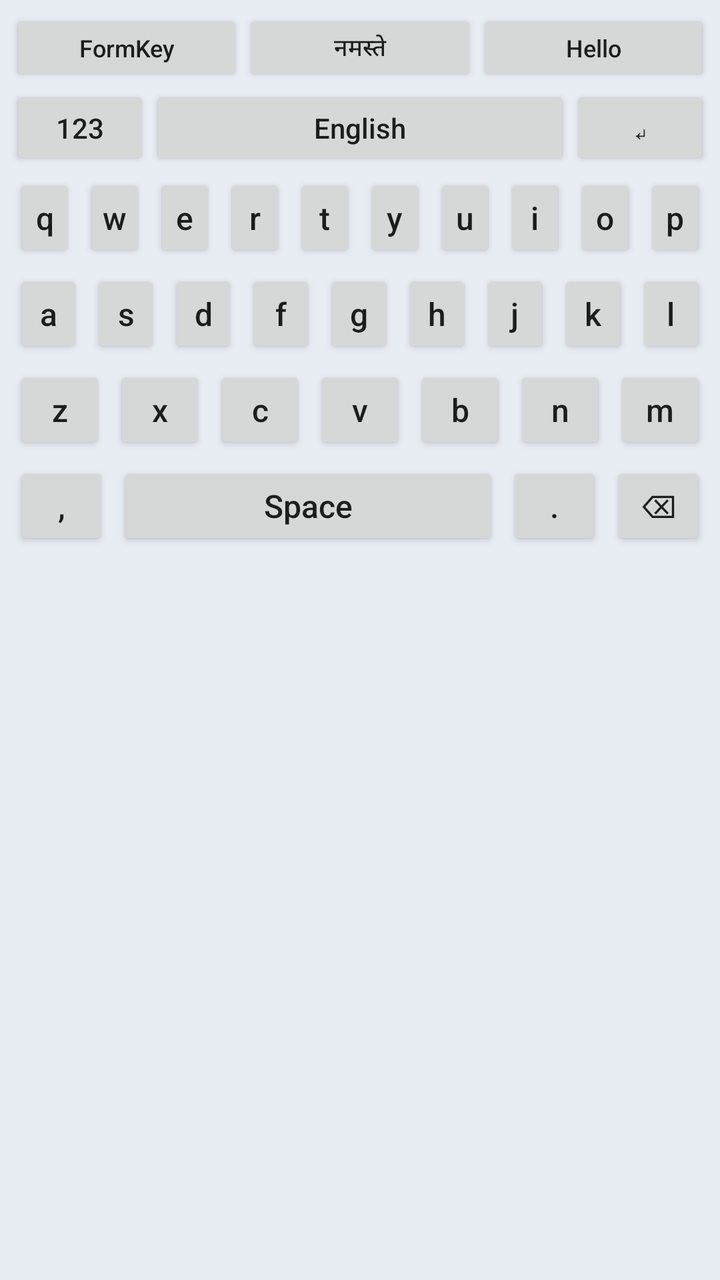
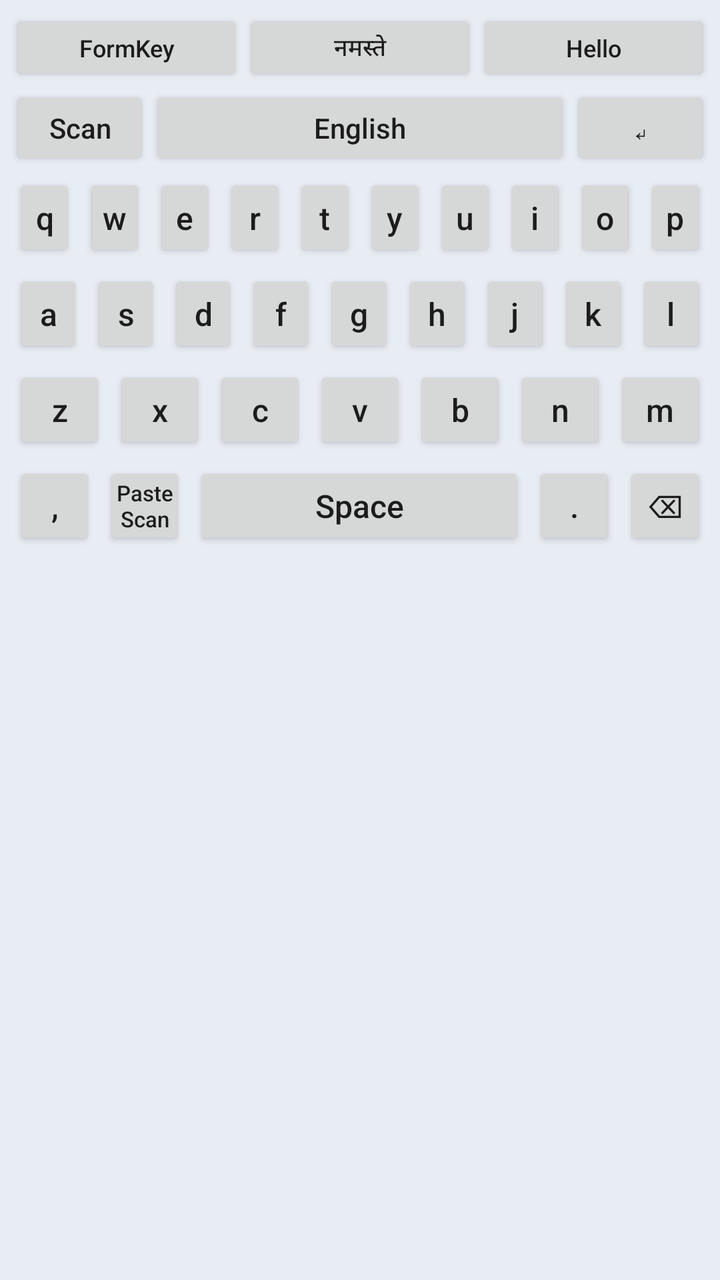

Two renders of the same Android screen: before a commit and after it. Below are the layout's source before the change and the commit's diff.
<!-- AndroidManifest.xml: application theme android:Theme.Material.Light.NoActionBar -->
<!-- res/layout/keyboard_view.xml -->
<?xml version="1.0" encoding="utf-8"?>
<LinearLayout xmlns:android="http://schemas.android.com/apk/res/android"
    android:layout_width="match_parent" android:layout_height="wrap_content"
    android:background="#E8ECF3" android:orientation="vertical" android:padding="5dp">

    <LinearLayout android:layout_width="match_parent" android:layout_height="38dp" android:orientation="horizontal">
        <Button android:id="@+id/suggestion_one" android:layout_width="0dp" android:layout_height="match_parent" android:layout_weight="1" android:minWidth="0dp" android:text="FormKey" android:textAllCaps="false" android:textSize="12sp"/>
        <Button android:id="@+id/suggestion_two" android:layout_width="0dp" android:layout_height="match_parent" android:layout_weight="1" android:minWidth="0dp" android:text="नमस्ते" android:textAllCaps="false" android:textSize="12sp"/>
        <Button android:id="@+id/suggestion_three" android:layout_width="0dp" android:layout_height="match_parent" android:layout_weight="1" android:minWidth="0dp" android:text="Hello" android:textAllCaps="false" android:textSize="12sp"/>
    </LinearLayout>

    <LinearLayout android:layout_width="match_parent" android:layout_height="42dp" android:orientation="horizontal">
        <Button android:id="@+id/key_symbols" android:layout_width="0dp" android:layout_height="match_parent" android:layout_weight="1" android:text="123" />
        <Button android:id="@+id/key_space" android:layout_width="0dp" android:layout_height="match_parent" android:layout_weight="3" android:text="English" android:textAllCaps="false"/>
        <Button android:id="@+id/key_enter" android:layout_width="0dp" android:layout_height="match_parent" android:layout_weight="1" android:text="↵" />
    </LinearLayout>
    <LinearLayout android:layout_width="match_parent" android:layout_height="48dp" android:orientation="horizontal">
        <Button android:id="@+id/k_q" style="@style/KeyButton" android:text="q"/><Button android:id="@+id/k_w" style="@style/KeyButton" android:text="w"/><Button android:id="@+id/k_e" style="@style/KeyButton" android:text="e"/><Button android:id="@+id/k_r" style="@style/KeyButton" android:text="r"/><Button android:id="@+id/k_t" style="@style/KeyButton" android:text="t"/><Button android:id="@+id/k_y" style="@style/KeyButton" android:text="y"/><Button android:id="@+id/k_u" style="@style/KeyButton" android:text="u"/><Button android:id="@+id/k_i" style="@style/KeyButton" android:text="i"/><Button android:id="@+id/k_o" style="@style/KeyButton" android:text="o"/><Button android:id="@+id/k_p" style="@style/KeyButton" android:text="p"/>
    </LinearLayout>
    <LinearLayout android:layout_width="match_parent" android:layout_height="48dp" android:orientation="horizontal">
        <Button android:id="@+id/k_a" style="@style/KeyButton" android:text="a"/><Button android:id="@+id/k_s" style="@style/KeyButton" android:text="s"/><Button android:id="@+id/k_d" style="@style/KeyButton" android:text="d"/><Button android:id="@+id/k_f" style="@style/KeyButton" android:text="f"/><Button android:id="@+id/k_g" style="@style/KeyButton" android:text="g"/><Button android:id="@+id/k_h" style="@style/KeyButton" android:text="h"/><Button android:id="@+id/k_j" style="@style/KeyButton" android:text="j"/><Button android:id="@+id/k_k" style="@style/KeyButton" android:text="k"/><Button android:id="@+id/k_l" style="@style/KeyButton" android:text="l"/>
    </LinearLayout>
    <LinearLayout android:layout_width="match_parent" android:layout_height="48dp" android:orientation="horizontal">
        <Button android:id="@+id/k_z" style="@style/KeyButton" android:text="z"/><Button android:id="@+id/k_x" style="@style/KeyButton" android:text="x"/><Button android:id="@+id/k_c" style="@style/KeyButton" android:text="c"/><Button android:id="@+id/k_v" style="@style/KeyButton" android:text="v"/><Button android:id="@+id/k_b" style="@style/KeyButton" android:text="b"/><Button android:id="@+id/k_n" style="@style/KeyButton" android:text="n"/><Button android:id="@+id/k_m" style="@style/KeyButton" android:text="m"/>
    </LinearLayout>
    <LinearLayout android:layout_width="match_parent" android:layout_height="48dp" android:orientation="horizontal">
        <Button android:id="@+id/key_comma" style="@style/KeyButton" android:text=","/>
        <Button android:id="@+id/key_spacebar" style="@style/KeyButton" android:layout_weight="4" android:text="Space"/>
        <Button android:id="@+id/key_period" style="@style/KeyButton" android:text="."/>
        <Button android:id="@+id/key_delete" style="@style/KeyButton" android:text="⌫"/>
    </LinearLayout>
</LinearLayout>
<!-- resources referenced by this layout -->
<resources>
  <style name="KeyButton" parent="@android:style/Widget.Material.Button">
          <item name="android:layout_width">0dp</item>
          <item name="android:layout_height">match_parent</item>
          <item name="android:layout_weight">1</item>
          <item name="android:minWidth">0dp</item>
          <item name="android:padding">0dp</item>
          <item name="android:textAllCaps">false</item>
          <item name="android:textSize">16sp</item>
          <item name="android:layout_margin">2dp</item>
      </style>
</resources>

<!-- the commit's change to res/layout/keyboard_view.xml (unified diff, before → after) -->
@@ -10,7 +10,7 @@
     </LinearLayout>
 
     <LinearLayout android:layout_width="match_parent" android:layout_height="42dp" android:orientation="horizontal">
-        <Button android:id="@+id/key_symbols" android:layout_width="0dp" android:layout_height="match_parent" android:layout_weight="1" android:text="123" />
+        <Button android:id="@+id/key_scan" android:layout_width="0dp" android:layout_height="match_parent" android:layout_weight="1" android:text="Scan" android:textAllCaps="false" />
         <Button android:id="@+id/key_space" android:layout_width="0dp" android:layout_height="match_parent" android:layout_weight="3" android:text="English" android:textAllCaps="false"/>
         <Button android:id="@+id/key_enter" android:layout_width="0dp" android:layout_height="match_parent" android:layout_weight="1" android:text="↵" />
     </LinearLayout>
@@ -24,7 +24,7 @@
         <Button android:id="@+id/k_z" style="@style/KeyButton" android:text="z"/><Button android:id="@+id/k_x" style="@style/KeyButton" android:text="x"/><Button android:id="@+id/k_c" style="@style/KeyButton" android:text="c"/><Button android:id="@+id/k_v" style="@style/KeyButton" android:text="v"/><Button android:id="@+id/k_b" style="@style/KeyButton" android:text="b"/><Button android:id="@+id/k_n" style="@style/KeyButton" android:text="n"/><Button android:id="@+id/k_m" style="@style/KeyButton" android:text="m"/>
     </LinearLayout>
     <LinearLayout android:layout_width="match_parent" android:layout_height="48dp" android:orientation="horizontal">
-        <Button android:id="@+id/key_comma" style="@style/KeyButton" android:text=","/>
+        <Button android:id="@+id/key_comma" style="@style/KeyButton" android:text=","/>\n        <Button android:id="@+id/key_paste" style="@style/KeyButton" android:text="Paste Scan" android:textSize="11sp"/>
         <Button android:id="@+id/key_spacebar" style="@style/KeyButton" android:layout_weight="4" android:text="Space"/>
         <Button android:id="@+id/key_period" style="@style/KeyButton" android:text="."/>
         <Button android:id="@+id/key_delete" style="@style/KeyButton" android:text="⌫"/>
